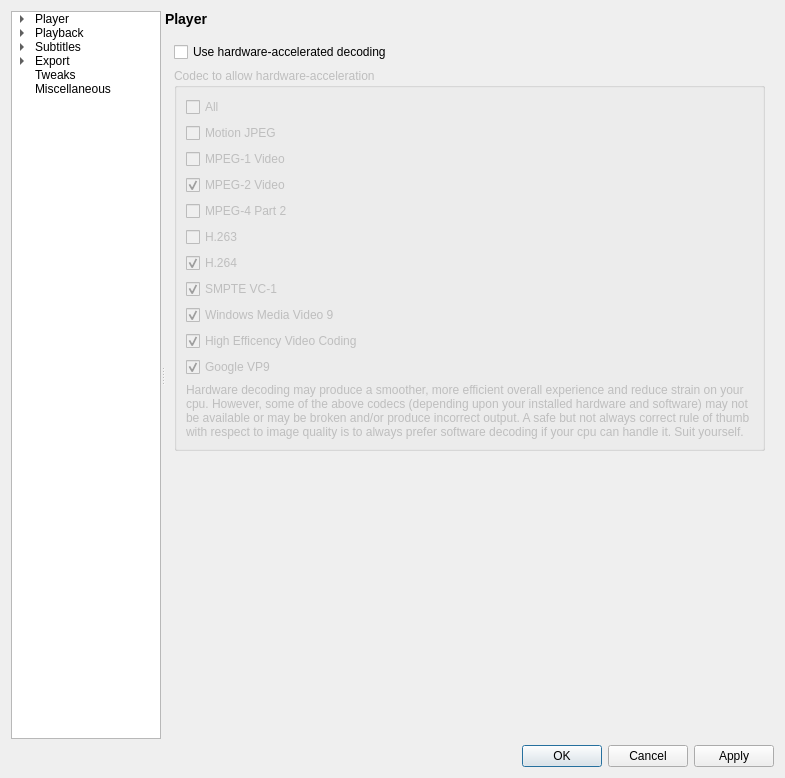
The window that settingswindow.ui (mpc-qt/mpc-qt) describes before a commit, drawn with Qt 5.
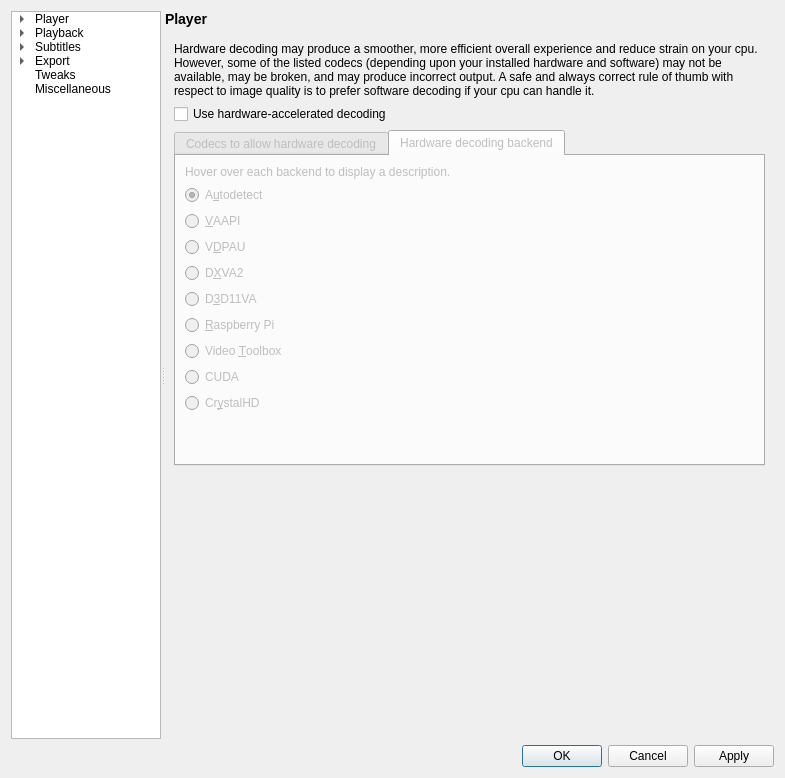
The same window after the commit. The open tabs and pages were chosen to show the change.

Commit message:
settingswindow: implement hwdec backend selection
Includes minor ifdeffery removal.  Fixes #109.

Patch:
```diff
--- a/settingswindow.ui
+++ b/settingswindow.ui
@@ -4842,6 +4842,16 @@
          </widget>
          <widget class="QWidget" name="hwdecPage">
           <layout class="QVBoxLayout" name="hwdecPageLayout">
+           <item>
+            <widget class="QLabel" name="hwdecNotice">
+             <property name="text">
+              <string>Hardware decoding may produce a smoother, more efficient overall experience and reduce strain on your cpu. However, some of the listed codecs (depending upon your installed hardware and software) may not be available, may be broken, and may produce incorrect output. A safe and always correct rule of thumb with respect to image quality is to prefer software decoding if your cpu can handle it.</string>
+             </property>
+             <property name="wordWrap">
+              <bool>true</bool>
+             </property>
+            </widget>
+           </item>
            <item>
             <widget class="QCheckBox" name="hwdecEnable">
              <property name="text">
@@ -4850,14 +4860,18 @@
             </widget>
            </item>
            <item>
-            <widget class="QGroupBox" name="hwdecBox">
+            <widget class="QTabWidget" name="hwdecTabs">
              <property name="enabled">
               <bool>false</bool>
              </property>
-             <property name="title">
-              <string>Codec to allow hardware-acceleration</string>
+             <property name="currentIndex">
+              <number>1</number>
              </property>
-             <layout class="QVBoxLayout" name="hwdecBoxLayout">
+             <widget class="QWidget" name="hwdecCodecTab">
+              <attribute name="title">
+               <string>Codecs to allow hardware decoding</string>
+              </attribute>
+              <layout class="QVBoxLayout" name="verticalLayout_3">
               <item>
                <widget class="QCheckBox" name="hwdecAll">
                 <property name="text">
@@ -4866,6 +4880,21 @@
                </widget>
               </item>
               <item>
+                <widget class="QWidget" name="hwdecCodecs" native="true">
+                 <layout class="QVBoxLayout" name="verticalLayout_2">
+                  <property name="leftMargin">
+                   <number>0</number>
+                  </property>
+                  <property name="topMargin">
+                   <number>0</number>
+                  </property>
+                  <property name="rightMargin">
+                   <number>0</number>
+                  </property>
+                  <property name="bottomMargin">
+                   <number>0</number>
+                  </property>
+                  <item>
                <widget class="QCheckBox" name="hwdecMJpeg">
                 <property name="text">
                  <string>Motion JPEG</string>
@@ -4959,17 +4988,131 @@
                 </property>
                </widget>
               </item>
+                 </layout>
+                </widget>
+               </item>
+              </layout>
+             </widget>
+             <widget class="QWidget" name="hwdecBackendTab">
+              <attribute name="title">
+               <string>Hardware decoding backend</string>
+              </attribute>
+              <layout class="QVBoxLayout" name="verticalLayout">
               <item>
-               <widget class="QLabel" name="hwdecNotice">
+                <widget class="QLabel" name="hwdecBackendNote">
                 <property name="text">
-                 <string>Hardware decoding may produce a smoother, more efficient overall experience and reduce strain on your cpu. However, some of the above codecs (depending upon your installed hardware and software) may not be available or may be broken and/or produce incorrect output. A safe but not always correct rule of thumb with respect to image quality is to always prefer software decoding if your cpu can handle it. Suit yourself.</string>
-                </property>
-                <property name="wordWrap">
+                  <string>Hover over each backend to display a description.</string>
+                 </property>
+                </widget>
+               </item>
+               <item>
+                <widget class="QRadioButton" name="hwdecBackendAuto">
+                 <property name="toolTip">
+                  <string>Autodetect - best of VAAPI, DXVA, D3D11VA</string>
+                 </property>
+                 <property name="text">
+                  <string>A&amp;utodetect</string>
+                 </property>
+                 <property name="checked">
                  <bool>true</bool>
                 </property>
                </widget>
               </item>
-             </layout>
+               <item>
+                <widget class="QRadioButton" name="hwdecBackendVaapi">
+                 <property name="toolTip">
+                  <string>Linux - requires Mesa 11 and most likely works with Intel GPUs only; may only be correct in BT.601 and BT.709</string>
+                 </property>
+                 <property name="text">
+                  <string>&amp;VAAPI</string>
+                 </property>
+                </widget>
+               </item>
+               <item>
+                <widget class="QRadioButton" name="hwdecBackendVdpau">
+                 <property name="toolTip">
+                  <string>Linux - some gpus, does not always treat certain colorspaces like BT.2020 correctly</string>
+                 </property>
+                 <property name="text">
+                  <string>V&amp;DPAU</string>
+                 </property>
+                </widget>
+               </item>
+               <item>
+                <widget class="QRadioButton" name="hwdecBackendDxva2">
+                 <property name="toolTip">
+                  <string>Windows - not safe; it appears to always use BT.601 for forced RGB conversion, but actual behavior depends on the GPU drivers</string>
+                 </property>
+                 <property name="text">
+                  <string>D&amp;XVA2</string>
+                 </property>
+                </widget>
+               </item>
+               <item>
+                <widget class="QRadioButton" name="hwdecBackendD3d11va">
+                 <property name="toolTip">
+                  <string>Windows 8+ - usually safe but rounds 10 bit to 8 bit</string>
+                 </property>
+                 <property name="text">
+                  <string>D&amp;3D11VA</string>
+                 </property>
+                </widget>
+               </item>
+               <item>
+                <widget class="QRadioButton" name="hwdecBackendRaspberryPi">
+                 <property name="toolTip">
+                  <string>Raspberry PI - hardware overlay renderer</string>
+                 </property>
+                 <property name="text">
+                  <string>&amp;Raspberry Pi</string>
+                 </property>
+                </widget>
+               </item>
+               <item>
+                <widget class="QRadioButton" name="hwdecBackendVideoToolbox">
+                 <property name="toolTip">
+                  <string>MacOS - safe</string>
+                 </property>
+                 <property name="text">
+                  <string>Video &amp;Toolbox</string>
+                 </property>
+                </widget>
+               </item>
+               <item>
+                <widget class="QRadioButton" name="hwdecBackendCuda">
+                 <property name="toolTip">
+                  <string>nVidia only (likely 10x0+ only) - safe</string>
+                 </property>
+                 <property name="text">
+                  <string>CUDA</string>
+                 </property>
+                </widget>
+               </item>
+               <item>
+                <widget class="QRadioButton" name="hwdecBackendCrystalHd">
+                 <property name="toolTip">
+                  <string>PCI-E decoder card - safe</string>
+                 </property>
+                 <property name="text">
+                  <string>Cr&amp;ystalHD</string>
+                 </property>
+                </widget>
+               </item>
+               <item>
+                <spacer name="verticalSpacer">
+                 <property name="orientation">
+                  <enum>Qt::Vertical</enum>
+                 </property>
+                 <property name="sizeHint" stdset="0">
+                  <size>
+                   <width>20</width>
+                   <height>40</height>
+                  </size>
+                 </property>
+                </spacer>
+               </item>
+              </layout>
+             </widget>
             </widget>
            </item>
            <item>
```
Left out of the diff: 174 changed lines with no effect on the pictures. Lines whose indentation alone changed are shown as unchanged. The commit also changes 2 other files.
